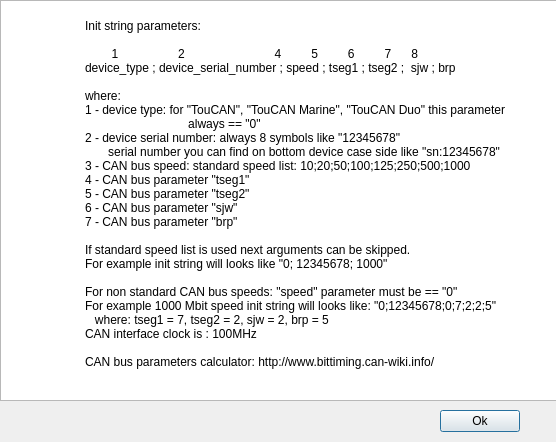
Old version of the form dialoginitstring.ui in the repository rusoku/CANAL-View.
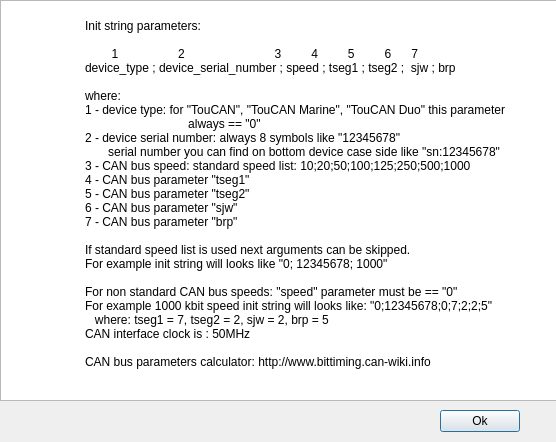
New version of the form.

Diff of the .ui file:
```diff
--- a/dialoginitstring.ui
+++ b/dialoginitstring.ui
@@ -39,7 +39,7 @@
     <string>
 	Init string parameters:
 	
-	        1                  2                           4         5         6         7      8
+	        1                  2                           3         4         5         6      7
 	device_type ; device_serial_number ; speed ; tseg1 ; tseg2 ;  sjw ; brp
 
 	where:
@@ -56,11 +56,11 @@
 	For example init string will looks like &quot;0; 12345678; 1000&quot;
 
 	For non standard CAN bus speeds: &quot;speed&quot; parameter must be == &quot;0&quot;
-	For example 1000 Mbit speed init string will looks like: &quot;0;12345678;0;7;2;2;5&quot;
+	For example 1000 kbit speed init string will looks like: &quot;0;12345678;0;7;2;2;5&quot;
 	   where: tseg1 = 7, tseg2 = 2, sjw = 2, brp = 5
-	CAN interface clock is : 100MHz
+	CAN interface clock is : 50MHz
  
-	CAN bus parameters calculator: http://www.bittiming.can-wiki.info/
+	CAN bus parameters calculator: http://www.bittiming.can-wiki.info
 </string>
    </property>
   </widget>
```
